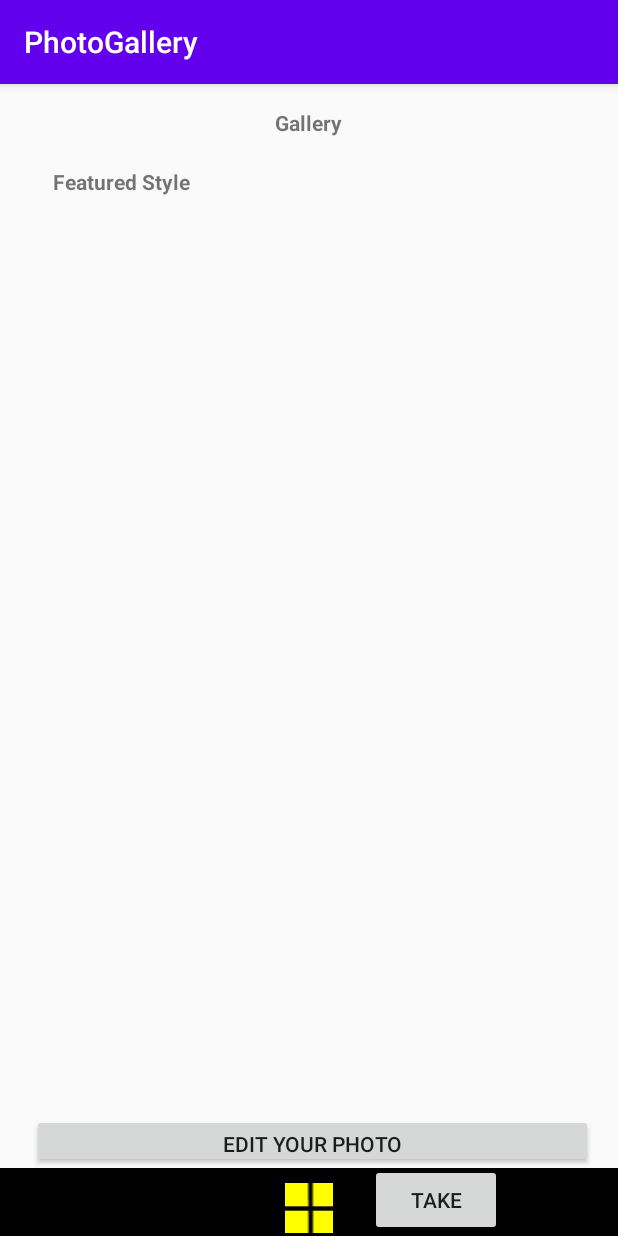
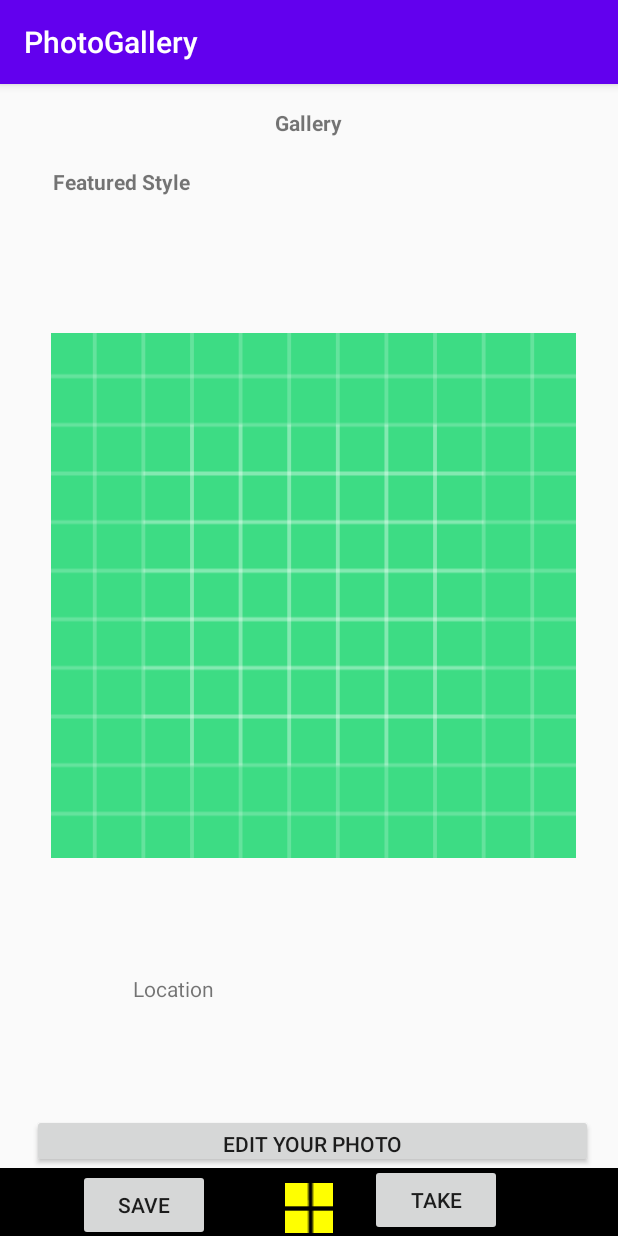
Before and after one commit to soowhan-park/Photo_Editor, an Android app: the screen it shows after launch (MainActivity), on a phone screen of 412 x 824 dp. Run offline under Robolectric (Android 15) with nearby library versions, the phone set to English and light mode, and no system bars.

Commit message:
Successfully save images on the internal storage

```diff
--- a/Gallery/app/src/main/java/com/example/photogallery/MainActivity.java
+++ b/Gallery/app/src/main/java/com/example/photogallery/MainActivity.java
@@ -7,28 +7,38 @@ import androidx.core.content.FileProvider;
 import android.content.Intent;
 import android.graphics.Bitmap;
 import android.graphics.BitmapFactory;
+import android.graphics.drawable.BitmapDrawable;
 import android.net.Uri;
 import android.os.Bundle;
 import android.os.Environment;
 import android.provider.MediaStore;
+import android.util.Log;
 import android.view.View;
 import android.widget.Button;
 import android.widget.ImageButton;
 import android.widget.ImageView;
+import android.widget.TextView;
 import android.widget.Toast;
 
 import com.bumptech.glide.Glide;
 
 import java.io.File;
+import java.io.FileNotFoundException;
+import java.io.FileOutputStream;
 import java.io.IOException;
+import java.io.OutputStream;
 import java.text.SimpleDateFormat;
 import java.util.Date;
 
 public class MainActivity extends AppCompatActivity {
     private ImageButton addPhoto;
     private ImageView displayPhoto;
+
     private Button editPhoto;
     private Button takePhoto;
+    private Button savePhoto;
+
+    private TextView fileLoc;
 
     // Set the request codes
     private static final int PICK_REQUEST = 1;
@@ -36,6 +46,8 @@ public class MainActivity extends AppCompatActivity {
 
     //name of the file that is saved by the camera
     private String currentPhotoPath;
+    private OutputStream outputStream;
+
 
     @Override
     protected void onCreate(Bundle savedInstanceState) {
@@ -46,6 +58,8 @@ public class MainActivity extends AppCompatActivity {
         displayPhoto = findViewById(R.id.imgPhoto);
         editPhoto = findViewById(R.id.btnEdit);
         takePhoto = findViewById(R.id.btnTake);
+        savePhoto = findViewById(R.id.btnSave);
+        fileLoc = findViewById(R.id.tvLocation);
 
         addPhoto.setOnClickListener(new View.OnClickListener() {
             @Override
@@ -57,14 +71,33 @@ public class MainActivity extends AppCompatActivity {
             }
         });
 
+        savePhoto.setOnClickListener(new View.OnClickListener() {
+            @Override
+            public void onClick(View v) {
+                BitmapDrawable drawable = (BitmapDrawable) displayPhoto.getDrawable();
+                Bitmap bitmap = drawable.getBitmap();
+                String path = currentPhotoPath;
+                File file = new File(path);
+                try{
+                    outputStream = new FileOutputStream(file);
+                    bitmap.compress(Bitmap.CompressFormat.JPEG,100,outputStream);
+                    Toast.makeText(getApplicationContext(), "Image Saved to internal",Toast.LENGTH_SHORT).show();
+                    outputStream.flush();
+                    outputStream.close();
+                } catch (IOException e) {
+                    e.printStackTrace();
+                }
+            }
+        });
+
         takePhoto.setOnClickListener(new View.OnClickListener() {
             @Override
             public void onClick(View v) {
                 dispatchTakePictureIntent();
             }
         });
+    }
 
-    }
     private void dispatchTakePictureIntent() {
         Intent takePictureIntent = new Intent(MediaStore.ACTION_IMAGE_CAPTURE);
         // Ensure that there's a camera activity to handle the intent
@@ -98,7 +131,6 @@ public class MainActivity extends AppCompatActivity {
                 ".jpg",         /* suffix */
                 storageDir      /* directory */
         );
-
         // Save a file: path for use with ACTION_VIEW intents
         currentPhotoPath = image.getAbsolutePath();
         return image;
@@ -108,14 +140,14 @@ public class MainActivity extends AppCompatActivity {
     protected void onActivityResult(int requestCode, int resultCode, Intent data) {
         if (requestCode == REQUEST_TAKE_PHOTO && resultCode == RESULT_OK) {
             Glide.with(this).load(currentPhotoPath).into(displayPhoto);
+            fileLoc.setText(currentPhotoPath);
         }
         if (requestCode == PICK_REQUEST && resultCode == RESULT_OK) {
             Uri selectedPhoto = data.getData();
             Glide.with(this).load(selectedPhoto).into(displayPhoto);
-
+            fileLoc.setText(selectedPhoto.toString());
         }
     }
-
 //    @Override
 //    public void onSaveInstanceState(@NonNull Bundle outState) {
 //        outState.putAll();
--- a/Gallery/app/src/main/res/layout/activity_main.xml
+++ b/Gallery/app/src/main/res/layout/activity_main.xml
@@ -29,14 +29,14 @@
 
     <ImageView
         android:id="@+id/imgPhoto"
-        android:layout_width="363dp"
-        android:layout_height="544dp"
+        android:layout_width="350dp"
+        android:layout_height="465dp"
         android:layout_alignParentStart="true"
         android:layout_alignParentTop="true"
         android:layout_centerInParent="true"
-        android:layout_marginStart="31dp"
-        android:layout_marginTop="83dp"
-        tools:srcCompat="@tools:sample/avatars" />
+        android:layout_marginStart="34dp"
+        android:layout_marginTop="108dp"
+        android:src="@drawable/ic_launcher_background" />
 
     <Button
         android:id="@+id/btnEdit"
@@ -77,4 +77,25 @@
         android:layout_marginEnd="77dp"
         android:text="take" />
 
+    <Button
+        android:id="@+id/btnSave"
+        android:layout_width="wrap_content"
+        android:layout_height="wrap_content"
+        android:layout_alignParentStart="true"
+        android:layout_alignParentBottom="true"
+        android:layout_marginStart="52dp"
+        android:layout_marginBottom="-3dp"
+        android:text="save" />
+
+    <TextView
+        android:id="@+id/tvLocation"
+        android:layout_width="243dp"
+        android:layout_height="41dp"
+        android:layout_alignParentTop="true"
+        android:layout_alignParentEnd="true"
+        android:layout_centerHorizontal="true"
+        android:layout_marginTop="593dp"
+        android:layout_marginEnd="80dp"
+        android:text="Location" />
+
 </RelativeLayout>
```
